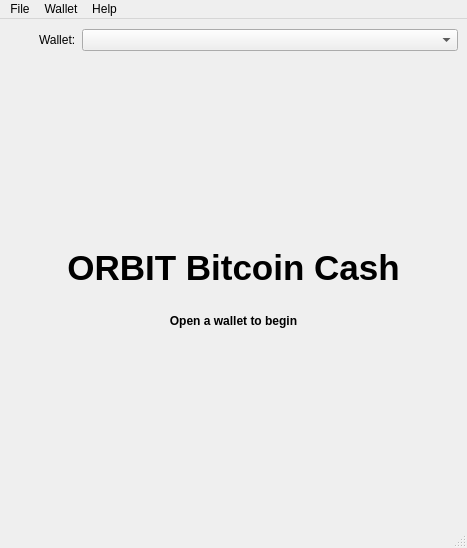
Qt form ag/orbit/gui/qt/main.ui (AlphaGriffin/orbit-gui) before a commit.
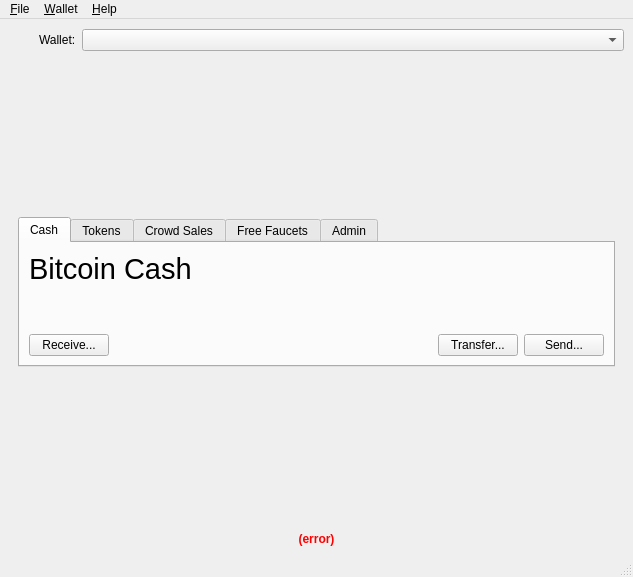
The same form after that commit. The open tabs and pages were chosen to show the change. Icons and pictures are not drawn.

Commit message: Wallet creation and access.

Patch:
```diff
--- a/ag/orbit/gui/qt/main.ui
+++ b/ag/orbit/gui/qt/main.ui
@@ -6,8 +6,8 @@
    <rect>
     <x>0</x>
     <y>0</y>
-    <width>467</width>
-    <height>548</height>
+    <width>633</width>
+    <height>577</height>
    </rect>
   </property>
   <property name="windowTitle">
@@ -72,9 +72,6 @@
      </layout>
     </item>
     <item>
-     <widget class="QWidget" name="splash" native="true">
-      <layout class="QVBoxLayout" name="verticalLayout_2">
-       <item>
         <spacer name="verticalSpacer">
          <property name="orientation">
           <enum>Qt::Vertical</enum>
@@ -88,6 +85,13 @@
         </spacer>
        </item>
        <item>
+     <widget class="QStackedWidget" name="main">
+      <property name="currentIndex">
+       <number>0</number>
+      </property>
+      <widget class="QWidget" name="splash">
+       <layout class="QVBoxLayout" name="verticalLayout_3">
+        <item>
         <widget class="QLabel" name="label_4">
          <property name="font">
           <font>
@@ -133,6 +137,111 @@
          </property>
         </widget>
        </item>
+       </layout>
+      </widget>
+      <widget class="QWidget" name="page_2">
+       <layout class="QVBoxLayout" name="verticalLayout_4">
+        <item>
+         <widget class="QTabWidget" name="tabWidget">
+          <property name="currentIndex">
+           <number>0</number>
+          </property>
+          <widget class="QWidget" name="tab">
+           <attribute name="title">
+            <string>Cash</string>
+           </attribute>
+           <layout class="QVBoxLayout" name="verticalLayout_2">
+            <item>
+             <widget class="QLabel" name="label_6">
+              <property name="font">
+               <font>
+                <pointsize>22</pointsize>
+               </font>
+              </property>
+              <property name="text">
+               <string>Bitcoin Cash</string>
+              </property>
+             </widget>
+            </item>
+            <item>
+             <spacer name="verticalSpacer_3">
+              <property name="orientation">
+               <enum>Qt::Vertical</enum>
+              </property>
+              <property name="sizeHint" stdset="0">
+               <size>
+                <width>20</width>
+                <height>40</height>
+               </size>
+              </property>
+             </spacer>
+            </item>
+            <item>
+             <layout class="QHBoxLayout" name="horizontalLayout_2">
+              <item>
+               <widget class="QPushButton" name="pushButton">
+                <property name="text">
+                 <string>Receive...</string>
+                </property>
+               </widget>
+              </item>
+              <item>
+               <spacer name="horizontalSpacer">
+                <property name="orientation">
+                 <enum>Qt::Horizontal</enum>
+                </property>
+                <property name="sizeHint" stdset="0">
+                 <size>
+                  <width>40</width>
+                  <height>20</height>
+                 </size>
+                </property>
+               </spacer>
+              </item>
+              <item>
+               <widget class="QPushButton" name="pushButton_2">
+                <property name="text">
+                 <string>Transfer...</string>
+                </property>
+               </widget>
+              </item>
+              <item>
+               <widget class="QPushButton" name="pushButton_3">
+                <property name="text">
+                 <string>Send...</string>
+                </property>
+               </widget>
+              </item>
+             </layout>
+            </item>
+           </layout>
+          </widget>
+          <widget class="QWidget" name="tab_2">
+           <attribute name="title">
+            <string>Tokens</string>
+           </attribute>
+          </widget>
+          <widget class="QWidget" name="tab_3">
+           <attribute name="title">
+            <string>Crowd Sales</string>
+           </attribute>
+          </widget>
+          <widget class="QWidget" name="tab_4">
+           <attribute name="title">
+            <string>Free Faucets</string>
+           </attribute>
+          </widget>
+          <widget class="QWidget" name="tab_5">
+           <attribute name="title">
+            <string>Admin</string>
+           </attribute>
+          </widget>
+         </widget>
+        </item>
+       </layout>
+      </widget>
+     </widget>
+    </item>
        <item>
         <spacer name="verticalSpacer_2">
          <property name="orientation">
@@ -146,7 +255,23 @@
          </property>
         </spacer>
        </item>
-      </layout>
+    <item>
+     <widget class="QLabel" name="error">
+      <property name="font">
+       <font>
+        <weight>75</weight>
+        <bold>true</bold>
+       </font>
+      </property>
+      <property name="styleSheet">
+       <string notr="true">color: red</string>
+      </property>
+      <property name="text">
+       <string>(error)</string>
+      </property>
+      <property name="alignment">
+       <set>Qt::AlignCenter</set>
+      </property>
      </widget>
     </item>
    </layout>
@@ -156,25 +281,25 @@
     <rect>
      <x>0</x>
      <y>0</y>
-     <width>467</width>
-     <height>22</height>
+     <width>633</width>
+     <height>36</height>
     </rect>
    </property>
    <widget class="QMenu" name="menuFile">
     <property name="title">
-     <string>File</string>
+     <string>&amp;File</string>
     </property>
     <addaction name="actionQuit"/>
    </widget>
    <widget class="QMenu" name="menuHelp">
     <property name="title">
-     <string>Help</string>
+     <string>&amp;Help</string>
     </property>
     <addaction name="actionAbout"/>
    </widget>
    <widget class="QMenu" name="menuWallet">
     <property name="title">
-     <string>Wallet</string>
+     <string>&amp;Wallet</string>
     </property>
     <addaction name="actionNew"/>
     <addaction name="actionImport"/>
```
Left out of the diff: 18 changed lines with no effect on the pictures. Lines whose indentation alone changed are shown as unchanged. The commit also changes 18 other files.
